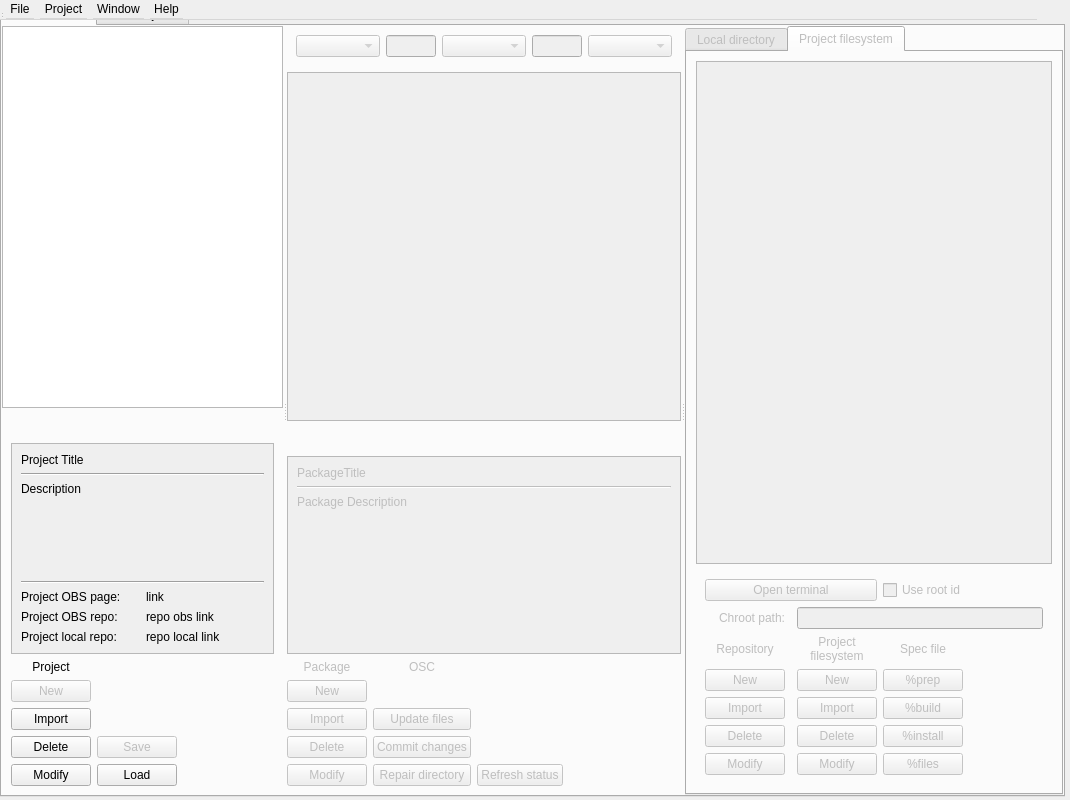
Before: the Qt Designer form src/ObsLightGui/ui/obsLightMain.ui in ronan22/obs-light, drawn with Qt 5.
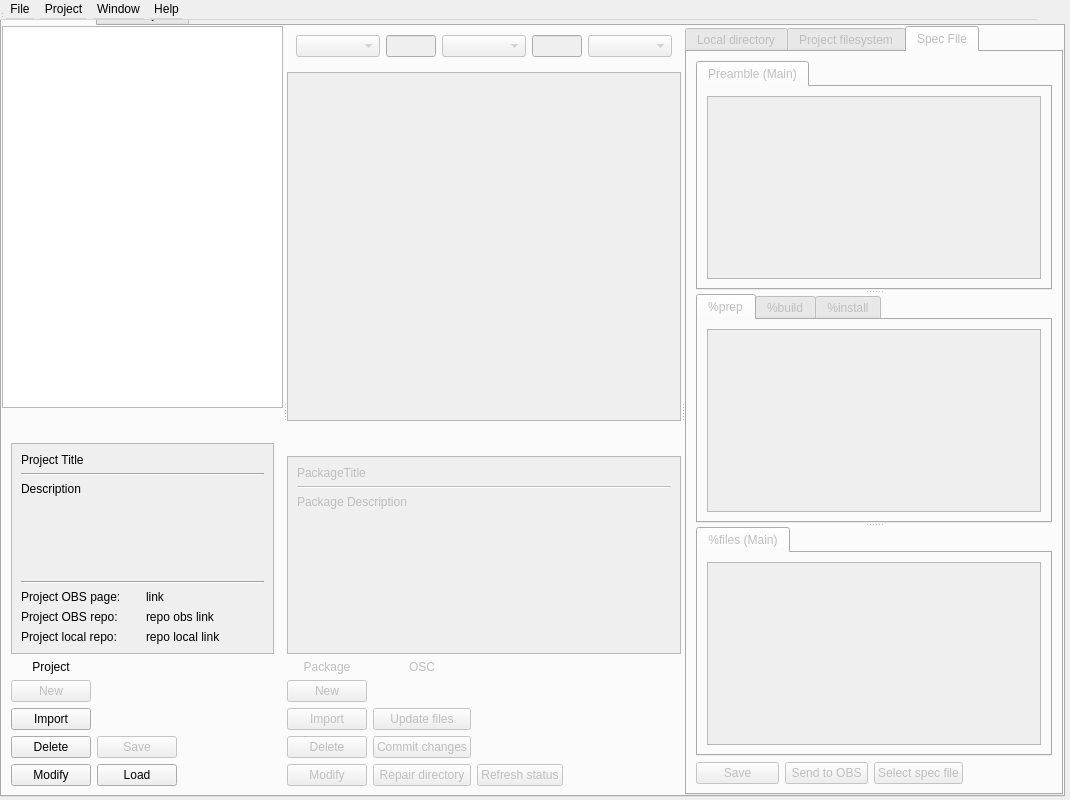
After: the same form once the commit is applied. Icons and pictures are not drawn. Custom widgets are drawn as their Qt base class.

Commit message: - Resolve UI icon

```diff
--- a/src/ObsLightGui/ui/obsLightMain.ui
+++ b/src/ObsLightGui/ui/obsLightMain.ui
@@ -726,7 +726,7 @@
             </size>
            </property>
            <property name="currentIndex">
-            <number>1</number>
+            <number>2</number>
            </property>
            <widget class="QWidget" name="localDirectoryTab">
             <attribute name="title">
@@ -1183,6 +1183,106 @@
              </item>
             </layout>
            </widget>
+           <widget class="QWidget" name="specFileTab">
+            <attribute name="title">
+             <string>Spec File</string>
+            </attribute>
+            <layout class="QGridLayout" name="gridLayout_23">
+             <item row="0" column="0" colspan="4">
+              <widget class="QSplitter" name="splitter_6">
+               <property name="orientation">
+                <enum>Qt::Vertical</enum>
+               </property>
+               <widget class="QTabWidget" name="specPreambleTabWidget">
+                <property name="currentIndex">
+                 <number>0</number>
+                </property>
+                <widget class="QWidget" name="mainTab_2">
+                 <attribute name="title">
+                  <string>Preamble (Main)</string>
+                 </attribute>
+                 <layout class="QVBoxLayout" name="verticalLayout_5">
+                  <item>
+                   <widget class="QTextEdit" name="specPreambleTextEdit"/>
+                  </item>
+                 </layout>
+                </widget>
+               </widget>
+               <widget class="QTabWidget" name="specSectionsTabWidget">
+                <property name="currentIndex">
+                 <number>0</number>
+                </property>
+                <widget class="QWidget" name="prepTab">
+                 <attribute name="title">
+                  <string>%prep</string>
+                 </attribute>
+                 <layout class="QVBoxLayout" name="verticalLayout_6">
+                  <item>
+                   <widget class="QTextEdit" name="specSectionsPrepTextEdit"/>
+                  </item>
+                 </layout>
+                </widget>
+                <widget class="QWidget" name="buildTab">
+                 <attribute name="title">
+                  <string>%build</string>
+                 </attribute>
+                 <layout class="QVBoxLayout" name="verticalLayout_9">
+                  <item>
+                   <widget class="QTextEdit" name="specSectionsBuildTextEdit"/>
+                  </item>
+                 </layout>
+                </widget>
+                <widget class="QWidget" name="installTab">
+                 <attribute name="title">
+                  <string>%install</string>
+                 </attribute>
+                 <layout class="QVBoxLayout" name="verticalLayout_8">
+                  <item>
+                   <widget class="QTextEdit" name="specSectionsInstallTextEdit"/>
+                  </item>
+                 </layout>
+                </widget>
+               </widget>
+               <widget class="QTabWidget" name="specFileListTabWidget">
+                <property name="currentIndex">
+                 <number>0</number>
+                </property>
+                <widget class="QWidget" name="mainTab">
+                 <attribute name="title">
+                  <string>%files (Main)</string>
+                 </attribute>
+                 <layout class="QVBoxLayout" name="verticalLayout_7">
+                  <item>
+                   <widget class="QTextEdit" name="specFileListTextEdit"/>
+                  </item>
+                 </layout>
+                </widget>
+               </widget>
+              </widget>
+             </item>
+             <item row="1" column="0">
+              <widget class="QPushButton" name="saveSpecFileButton">
+               <property name="text">
+                <string>Save</string>
+               </property>
+              </widget>
+             </item>
+             <item row="1" column="2">
+              <widget class="QPushButton" name="selectSpecFileButton">
+               <property name="text">
+                <string>Select spec file</string>
+               </property>
+              </widget>
+             </item>
+             <item row="1" column="1">
+              <widget class="QPushButton" name="sendSpecFileToObsButton">
+               <property name="text">
+                <string>Send to OBS</string>
+               </property>
+              </widget>
+             </item>
+            </layout>
+           </widget>
           </widget>
          </widget>
         </item>
```
Left out of the diff: 2 changed lines with no effect on the pictures.
